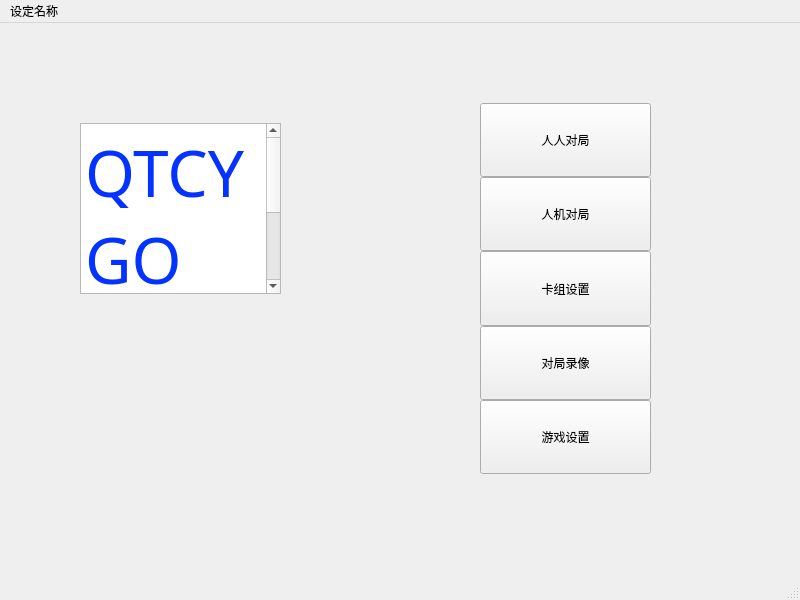
The window that mainwindow.ui (xiaxiaoguang/QTproject) describes before a commit, drawn with Qt 5.
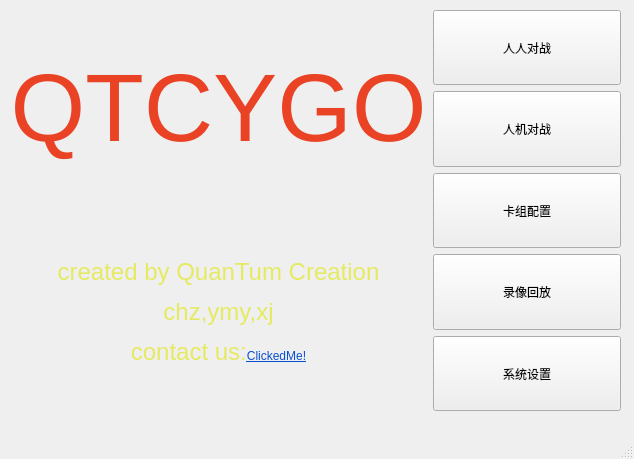
The same window after the commit. Icons and pictures are not drawn.

```diff
--- a/mainwindow.ui
+++ b/mainwindow.ui
@@ -6,147 +6,125 @@
    <rect>
     <x>0</x>
     <y>0</y>
-    <width>800</width>
-    <height>600</height>
+    <width>634</width>
+    <height>459</height>
    </rect>
   </property>
-  <property name="minimumSize">
-   <size>
-    <width>800</width>
-    <height>600</height>
-   </size>
+  <property name="sizePolicy">
+   <sizepolicy hsizetype="Fixed" vsizetype="Fixed">
+    <horstretch>0</horstretch>
+    <verstretch>0</verstretch>
+   </sizepolicy>
   </property>
-  <property name="maximumSize">
-   <size>
-    <width>800</width>
-    <height>600</height>
-   </size>
-  </property>
-  <property name="font">
-   <font>
-    <family>Hiragino Sans GB</family>
-   </font>
-  </property>
-  <property name="cursor">
-   <cursorShape>ArrowCursor</cursorShape>
+  <property name="mouseTracking">
+   <bool>false</bool>
   </property>
   <property name="windowTitle">
    <string>MainWindows</string>
   </property>
-  <property name="windowIcon">
-   <iconset>
-    <normaloff>youtube.png</normaloff>youtube.png</iconset>
-  </property>
-  <property name="windowOpacity">
-   <double>1.000000000000000</double>
+  <property name="styleSheet">
+   <string notr="true">QMainWindow{background-image: url(:/MainWindow/background/Yu-Gi-Oh-yu-gi-oh-19631171-1920-1200.jpg); }</string>
   </property>
   <widget class="QWidget" name="centralwidget">
-   <widget class="QTextBrowser" name="textBrowser">
-    <property name="geometry">
-     <rect>
-      <x>80</x>
-      <y>100</y>
-      <width>201</width>
-      <height>171</height>
-     </rect>
-    </property>
-    <property name="html">
-     <string>&lt;!DOCTYPE HTML PUBLIC &quot;-//W3C//DTD HTML 4.0//EN&quot; &quot;http://www.w3.org/TR/REC-html40/strict.dtd&quot;&gt;
-&lt;html&gt;&lt;head&gt;&lt;meta name=&quot;qrichtext&quot; content=&quot;1&quot; /&gt;&lt;meta charset=&quot;utf-8&quot; /&gt;&lt;style type=&quot;text/css&quot;&gt;
-p, li { white-space: pre-wrap; }
-hr { height: 1px; border-width: 0; }
-li.unchecked::marker { content: &quot;\2610&quot;; }
-li.checked::marker { content: &quot;\2612&quot;; }
-&lt;/style&gt;&lt;/head&gt;&lt;body style=&quot; font-family:'Hiragino Sans GB'; font-size:13pt; font-weight:400; font-style:normal;&quot;&gt;
-&lt;p style=&quot; margin-top:0px; margin-bottom:0px; margin-left:0px; margin-right:0px; -qt-block-indent:0; text-indent:0px;&quot;&gt;&lt;span style=&quot; font-family:'.AppleSystemUIFont'; font-size:48pt; color:#0433ff;&quot;&gt;QTCYGO&lt;/span&gt;&lt;/p&gt;
-&lt;p style=&quot;-qt-paragraph-type:empty; margin-top:0px; margin-bottom:0px; margin-left:0px; margin-right:0px; -qt-block-indent:0; text-indent:0px; font-family:'.AppleSystemUIFont'; font-size:48pt; color:#0433ff;&quot;&gt;&lt;br /&gt;&lt;/p&gt;
-&lt;p style=&quot;-qt-paragraph-type:empty; margin-top:0px; margin-bottom:0px; margin-left:0px; margin-right:0px; -qt-block-indent:0; text-indent:0px; font-family:'.AppleSystemUIFont';&quot;&gt;&lt;br /&gt;&lt;/p&gt;
-&lt;p style=&quot; margin-top:0px; margin-bottom:0px; margin-left:0px; margin-right:0px; -qt-block-indent:0; text-indent:0px;&quot;&gt;&lt;span style=&quot; font-family:'.AppleSystemUIFont'; font-weight:700; color:#ff2600;&quot;&gt;Beta 0.0.0&lt;/span&gt;&lt;/p&gt;&lt;/body&gt;&lt;/html&gt;</string>
-    </property>
-   </widget>
    <widget class="QWidget" name="layoutWidget">
     <property name="geometry">
      <rect>
-      <x>480</x>
-      <y>80</y>
-      <width>171</width>
-      <height>371</height>
+      <x>10</x>
+      <y>10</y>
+      <width>611</width>
+      <height>401</height>
      </rect>
     </property>
-    <layout class="QVBoxLayout" name="verticalLayout" stretch="1,1,1,1,1">
-     <property name="spacing">
-      <number>0</number>
-     </property>
-     <property name="sizeConstraint">
-      <enum>QLayout::SetDefaultConstraint</enum>
-     </property>
-     <property name="bottomMargin">
-      <number>0</number>
-     </property>
+    <layout class="QHBoxLayout" name="_2" stretch="2,1">
+     <item>
+      <layout class="QVBoxLayout" name="verticalLayout_2">
+       <item>
+        <widget class="QLabel" name="label">
+         <property name="text">
+          <string>&lt;html&gt;&lt;head/&gt;&lt;body&gt;&lt;p align=&quot;center&quot;&gt;&lt;span style=&quot; font-size:72pt; color:#ea4225;&quot;&gt;QTCYGO&lt;/span&gt;&lt;/p&gt;&lt;/body&gt;&lt;/html&gt;</string>
+         </property>
+         <property name="textFormat">
+          <enum>Qt::MarkdownText</enum>
+         </property>
+        </widget>
+       </item>
+       <item>
+        <widget class="QLabel" name="label_2">
+         <property name="text">
+          <string>&lt;html&gt;&lt;head/&gt;&lt;body&gt;&lt;p align=&quot;center&quot;&gt;&lt;span style=&quot; font-size:18pt; color:#e5ea61;&quot;&gt;created by QuanTum Creation&lt;/span&gt;&lt;/p&gt;&lt;p align=&quot;center&quot;&gt;&lt;span style=&quot; font-size:18pt; color:#e5ea61;&quot;&gt;chz,ymy,xj&lt;/span&gt;&lt;/p&gt;&lt;p align=&quot;center&quot;&gt;&lt;span style=&quot; font-size:18pt; color:#e5ea61;&quot;&gt;contact us:&lt;/span&gt;&lt;a href=&quot;https://github.com/xiaxiaoguang/QTproject&quot;&gt;&lt;span style=&quot; text-decoration: underline; color:#094fd1;&quot;&gt;ClickedMe!&lt;/span&gt;&lt;/a&gt;&lt;/p&gt;&lt;/body&gt;&lt;/html&gt;</string>
+         </property>
+        </widget>
+       </item>
+      </layout>
+     </item>
      <item>
-      <widget class="QPushButton" name="HumanHumanButton">
+      <layout class="QVBoxLayout" name="MBlayout">
+       <item>
+        <widget class="QPushButton" name="MBpvp">
        <property name="sizePolicy">
-        <sizepolicy hsizetype="Minimum" vsizetype="MinimumExpanding">
+          <sizepolicy hsizetype="Minimum" vsizetype="Preferred">
          <horstretch>0</horstretch>
          <verstretch>0</verstretch>
         </sizepolicy>
        </property>
        <property name="text">
-        <string>人人对局</string>
+          <string>人人对战</string>
        </property>
       </widget>
      </item>
      <item>
-      <widget class="QPushButton" name="HumanBotButton">
+        <widget class="QPushButton" name="MBpve">
        <property name="sizePolicy">
         <sizepolicy hsizetype="Minimum" vsizetype="Preferred">
          <horstretch>0</horstretch>
-         <verstretch>1</verstretch>
+           <verstretch>0</verstretch>
         </sizepolicy>
        </property>
        <property name="text">
-        <string>人机对局</string>
+          <string>人机对战</string>
        </property>
       </widget>
      </item>
      <item>
-      <widget class="QPushButton" name="Cardsetting">
+        <widget class="QPushButton" name="MBcardsetting">
        <property name="sizePolicy">
-        <sizepolicy hsizetype="Minimum" vsizetype="Expanding">
+          <sizepolicy hsizetype="Minimum" vsizetype="Preferred">
          <horstretch>0</horstretch>
          <verstretch>0</verstretch>
         </sizepolicy>
        </property>
        <property name="text">
-        <string>卡组设置</string>
+          <string>卡组配置</string>
        </property>
       </widget>
      </item>
      <item>
-      <widget class="QPushButton" name="Videosetting">
+        <widget class="QPushButton" name="MBreplay">
        <property name="sizePolicy">
-        <sizepolicy hsizetype="Minimum" vsizetype="Expanding">
+          <sizepolicy hsizetype="Minimum" vsizetype="Preferred">
          <horstretch>0</horstretch>
          <verstretch>0</verstretch>
         </sizepolicy>
        </property>
        <property name="text">
-        <string>对局录像</string>
+          <string>录像回放</string>
        </property>
       </widget>
      </item>
      <item>
-      <widget class="QPushButton" name="Gamesetting">
+        <widget class="QPushButton" name="MBsystemsettings">
        <property name="sizePolicy">
-        <sizepolicy hsizetype="Minimum" vsizetype="Expanding">
+          <sizepolicy hsizetype="Minimum" vsizetype="Preferred">
          <horstretch>0</horstretch>
          <verstretch>0</verstretch>
         </sizepolicy>
        </property>
        <property name="text">
-        <string>游戏设置</string>
-       </property>
-      </widget>
+          <string>系统设置</string>
+         </property>
+        </widget>
+       </item>
+      </layout>
      </item>
     </layout>
    </widget>
@@ -156,16 +134,10 @@
     <rect>
      <x>0</x>
      <y>0</y>
-     <width>800</width>
-     <height>22</height>
+     <width>634</width>
+     <height>17</height>
     </rect>
    </property>
-   <widget class="QMenu" name="menu">
-    <property name="title">
-     <string>设定名称</string>
-    </property>
-   </widget>
-   <addaction name="menu"/>
   </widget>
   <widget class="QStatusBar" name="statusbar"/>
  </widget>
```
Left out of the diff: 2 changed lines with no effect on the pictures. Lines whose indentation alone changed are shown as unchanged.
